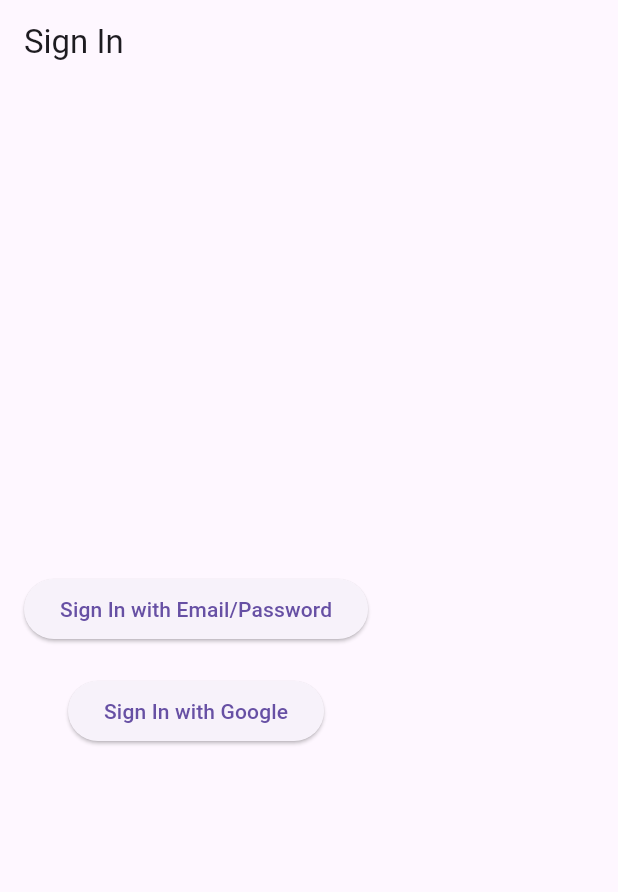
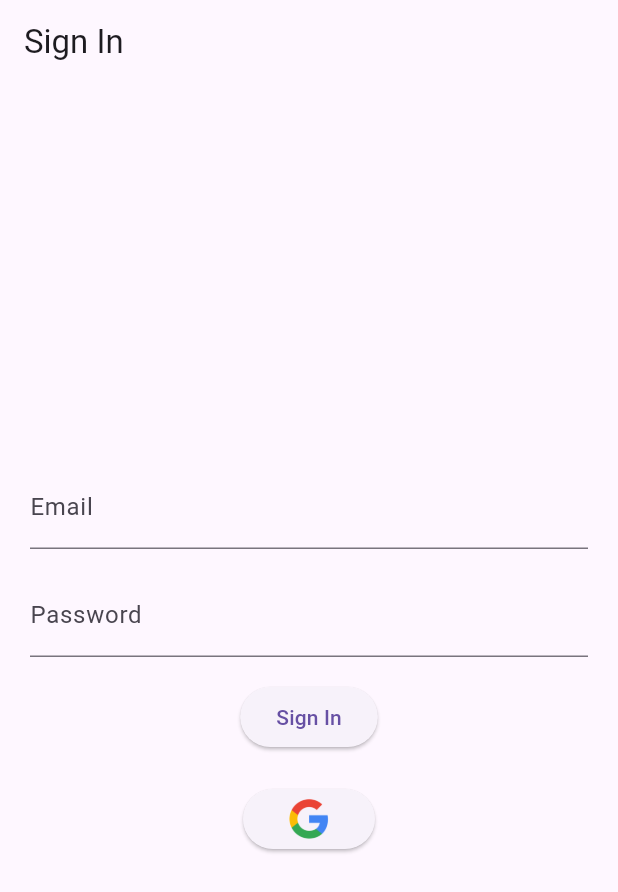
Before and after one commit to rizkyhaksono/tugas-besar-mobile, a Flutter app: the screen it shows after launch, on a phone screen of 412 x 824 dp. Shown: the top 892 px of the screen. Run offline on Flutter 3.47's test engine with Material 3 defaults, Android fonts, the phone set to English and light mode, and no system bars; our stand-ins replace firebase_auth, firebase_core, firebase_messaging, flutter_local_notifications, get, google_sign_in and 1 more; missing offline and left inert: flame; accounts and stored records are empty.

Commit message:
feat (auth): google sign in

```diff
--- a/bin/main.dart
+++ b/bin/main.dart
@@ -1,5 +1,4 @@
 import 'package:dart_console/dart_console.dart';
-import 'package:push_puzzle/src/push_game.dart';
 
 void main(List<String> arguments) async {
   final console = Console();
--- a/lib/presentation/views/signin_view.dart
+++ b/lib/presentation/views/signin_view.dart
@@ -9,25 +9,55 @@
   Widget build(BuildContext context) {
     return Scaffold(
       appBar: AppBar(
-        title: Text('Sign In'),
+        title: const Text('Sign In'),
       ),
       body: Padding(
-        padding: const EdgeInsets.all(16.0),
+        padding: const EdgeInsets.all(20),
         child: Column(
           mainAxisAlignment: MainAxisAlignment.center,
+          crossAxisAlignment: CrossAxisAlignment.center,
           children: [
+            TextField(
+              controller: signInController.emailController,
+              keyboardType: TextInputType.emailAddress,
+              decoration: InputDecoration(
+                labelText: 'Email',
+                hintText: 'Enter your email',
+              ),
+            ),
+            const SizedBox(height: 16),
+            TextField(
+              controller: signInController.passwordController,
+              obscureText: true,
+              decoration: InputDecoration(
+                labelText: 'Password',
+                hintText: 'Enter your password',
+              ),
+            ),
+            const SizedBox(height: 16),
             ElevatedButton(
-              onPressed: () {
-                // Show email/password sign-in form
-              },
-              child: Text('Sign In with Email/Password'),
+              onPressed: signInController.signInWithEmailAndPassword,
+              child: const Text('Sign In'),
             ),
             const SizedBox(height: 20),
             ElevatedButton(
               onPressed: () async {
                 await signInController.signInWithGoogle();
               },
-              child: Text('Sign In with Google'),
+              child: SizedBox(
+                width: 40,
+                height: 40,
+                child: Row(
+                  mainAxisAlignment: MainAxisAlignment.center,
+                  mainAxisSize: MainAxisSize.min,
+                  children: <Widget>[
+                    Image.asset(
+                      'assets/images/google-icon.png',
+                      fit: BoxFit.cover,
+                    ),
+                  ],
+                ),
+              ),
             ),
           ],
         ),
--- a/pubspec.yaml
+++ b/pubspec.yaml
@@ -3,7 +3,7 @@
 publish_to: "none"
 version: 1.0.0+1
 environment:
-  sdk: ">=2.19.4 <4.0.0"
+  sdk: ">=3.1.2 <4.0.0"
 
 dependencies:
   flutter:
@@ -16,7 +16,7 @@
   firebase_auth: ^4.7.3
   google_sign_in: ^5.0.8
   shared_preferences: ^2.2.0
-  firebase_messaging: ^14.6.6
+  firebase_messaging: 14.7.9
   flutter_local_notifications: ^15.1.0+1
 
 dev_dependencies:
```
Also changed, not shown: lib/components/crate.dart (+4 -6 lines), lib/constants/auth_service.dart (+16 -12 lines), lib/constants/notification_handler.dart (added, +83 -0 lines), lib/main.dart (+9 -1 lines), lib/presentation/controllers/signin_controller.dart (+39 -8 lines), assets/images/google-icon.png (added), lib/firebase_options.dart, 4 other files.
